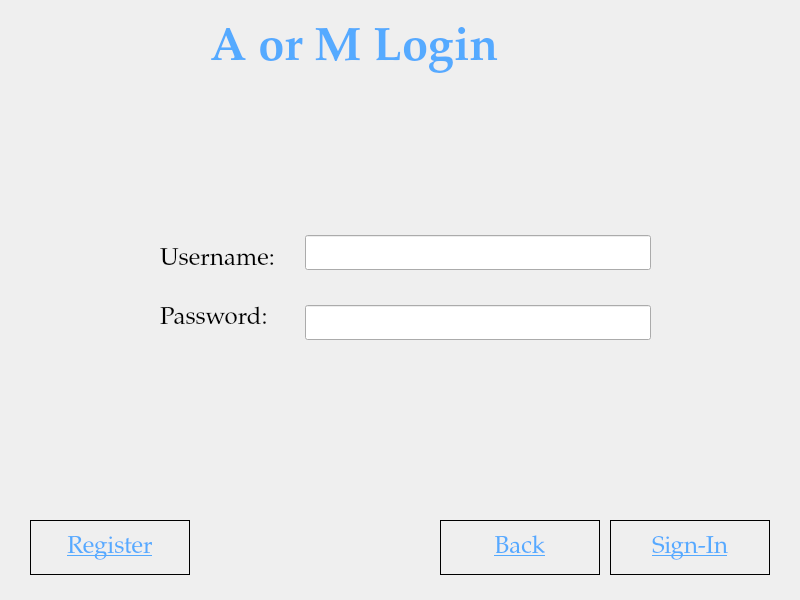
Above: UI/LoginPageUI.ui from tural777/FinalProject before the change. Below: the same form after it.
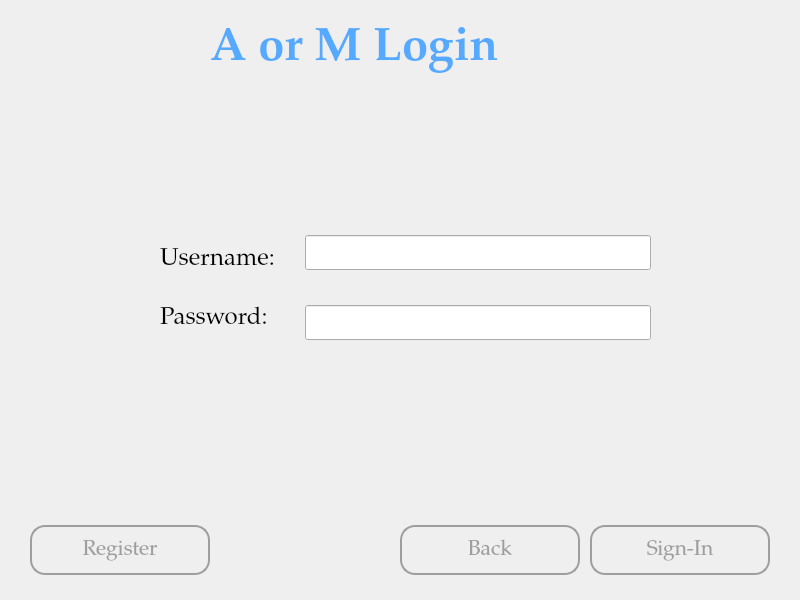
That is the form after the change.

```diff
--- a/UI/LoginPageUI.ui
+++ b/UI/LoginPageUI.ui
@@ -16,6 +16,12 @@
     <height>600</height>
    </size>
   </property>
+  <property name="maximumSize">
+   <size>
+    <width>800</width>
+    <height>600</height>
+   </size>
+  </property>
   <property name="font">
    <font>
     <family>Palatino Linotype</family>
@@ -53,24 +59,38 @@
    <property name="geometry">
     <rect>
      <x>30</x>
-     <y>520</y>
-     <width>160</width>
-     <height>55</height>
+     <y>525</y>
+     <width>180</width>
+     <height>50</height>
     </rect>
    </property>
    <property name="font">
     <font>
      <family>Palatino Linotype</family>
-     <pointsize>18</pointsize>
-     <underline>true</underline>
+     <pointsize>16</pointsize>
+     <underline>false</underline>
     </font>
    </property>
    <property name="cursor">
     <cursorShape>PointingHandCursor</cursorShape>
    </property>
    <property name="styleSheet">
-    <string notr="true">border: 1px solid black;
-color: rgb(85, 170, 255);</string>
+    <string notr="true">QPushButton{
+	border: 2px solid #9E9E9E;
+	border-radius: 15px;
+	background-color: #00000000;
+	color: #9E9E9E;
+}
+QPushButton:hover{
+	color: #FFFFFF;
+	background-color: #5a5a5a;
+}
+QPushButton:pressed{
+	color: #9c2219;
+}
+QPushButton:checked{
+	color: #2c998e;
+}</string>
    </property>
    <property name="text">
     <string>Register</string>
@@ -79,25 +99,39 @@
   <widget class="QPushButton" name="btn_sigIn">
    <property name="geometry">
     <rect>
-     <x>610</x>
-     <y>520</y>
-     <width>160</width>
-     <height>55</height>
+     <x>590</x>
+     <y>525</y>
+     <width>180</width>
+     <height>50</height>
     </rect>
    </property>
    <property name="font">
     <font>
      <family>Palatino Linotype</family>
-     <pointsize>18</pointsize>
-     <underline>true</underline>
+     <pointsize>16</pointsize>
+     <underline>false</underline>
     </font>
    </property>
    <property name="cursor">
     <cursorShape>PointingHandCursor</cursorShape>
    </property>
    <property name="styleSheet">
-    <string notr="true">border: 1px solid black;
-color: rgb(85, 170, 255);</string>
+    <string notr="true">QPushButton{
+	border: 2px solid #9E9E9E;
+	border-radius: 15px;
+	background-color: #00000000;
+	color: #9E9E9E;
+}
+QPushButton:hover{
+	color: #FFFFFF;
+	background-color: #5a5a5a;
+}
+QPushButton:pressed{
+	color: #9c2219;
+}
+QPushButton:checked{
+	color: #2c998e;
+}</string>
    </property>
    <property name="text">
     <string>Sign-In</string>
@@ -152,25 +186,39 @@
   <widget class="QPushButton" name="btn_back">
    <property name="geometry">
     <rect>
-     <x>440</x>
-     <y>520</y>
-     <width>160</width>
-     <height>55</height>
+     <x>400</x>
+     <y>525</y>
+     <width>180</width>
+     <height>50</height>
     </rect>
    </property>
    <property name="font">
     <font>
      <family>Palatino Linotype</family>
-     <pointsize>18</pointsize>
-     <underline>true</underline>
+     <pointsize>16</pointsize>
+     <underline>false</underline>
     </font>
    </property>
    <property name="cursor">
     <cursorShape>PointingHandCursor</cursorShape>
    </property>
    <property name="styleSheet">
-    <string notr="true">border: 1px solid black;
-color: rgb(85, 170, 255);</string>
+    <string notr="true">QPushButton{
+	border: 2px solid #9E9E9E;
+	border-radius: 15px;
+	background-color: #00000000;
+	color: #9E9E9E;
+}
+QPushButton:hover{
+	color: #FFFFFF;
+	background-color: #5a5a5a;
+}
+QPushButton:pressed{
+	color: #9c2219;
+}
+QPushButton:checked{
+	color: #2c998e;
+}</string>
    </property>
    <property name="text">
     <string>Back</string>
```
